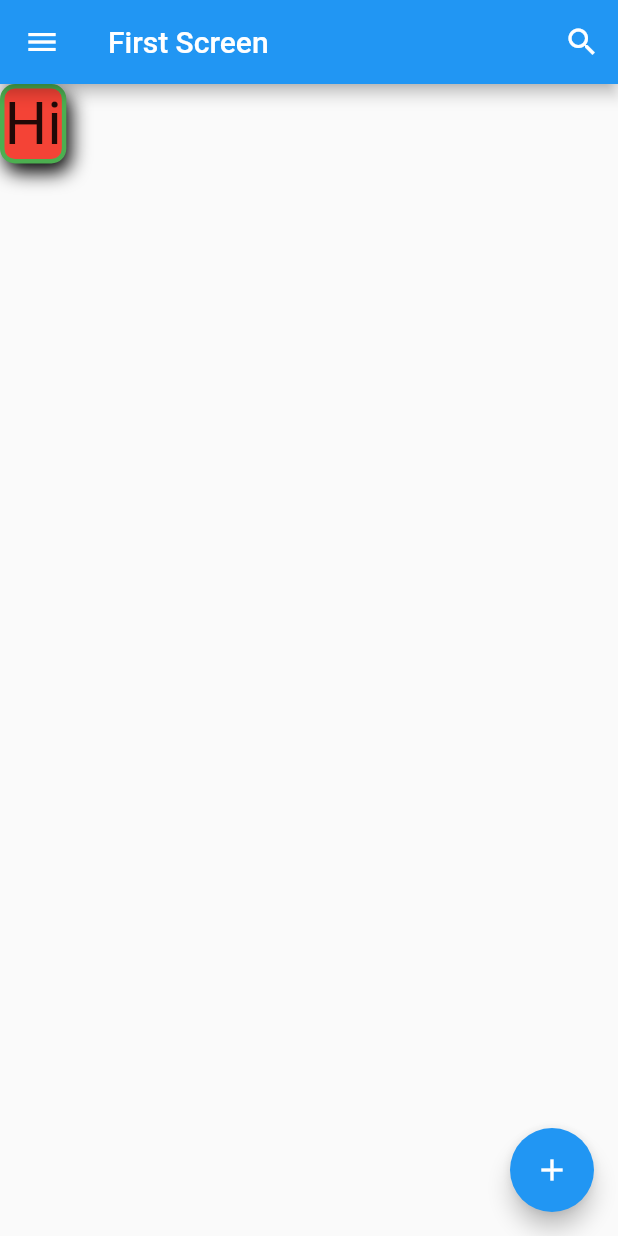
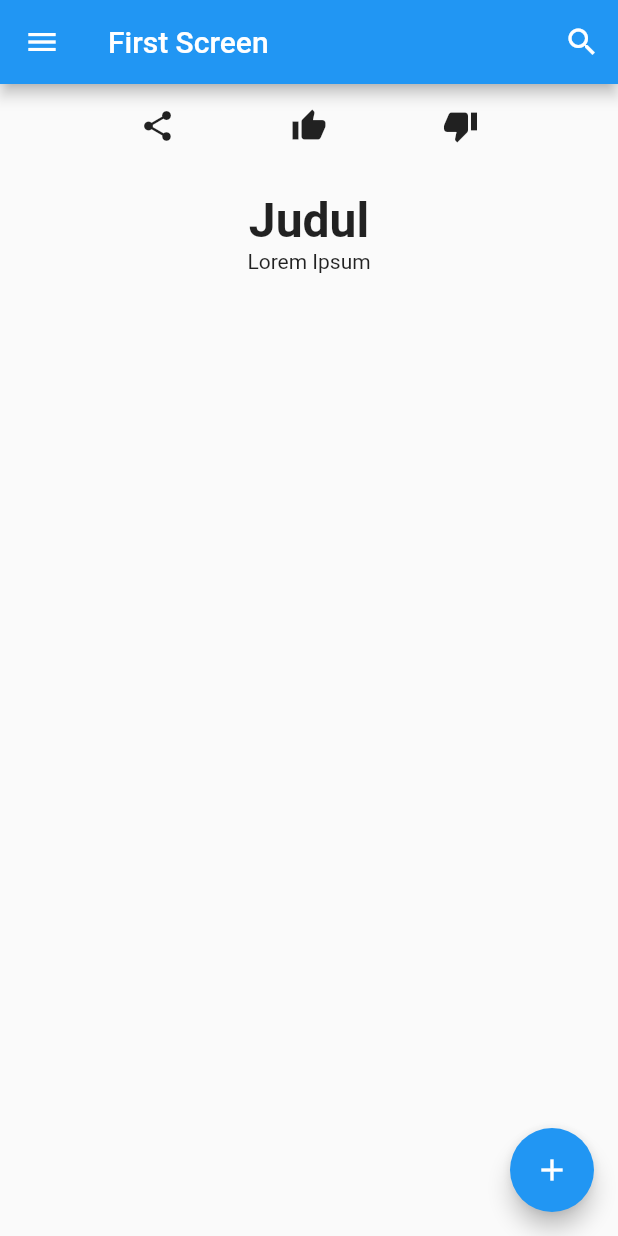
Before and after one commit to aldyhermawan1/Dicoding-Flutter-HelloWorld, a Flutter app: the screen it shows after launch, on a phone screen of 412 x 824 dp. Run offline on Flutter 3.47's test engine with Material 2 defaults, Android fonts, the phone set to English and light mode, and no system bars.

Commit message:
Row and Column

```diff
--- a/lib/main.dart
+++ b/lib/main.dart
@@ -42,23 +42,32 @@ class FirstScreen extends StatelessWidget {
           onPressed: () {},
         ),
       ),
-      body: Container(
-        decoration: BoxDecoration(
-          color: Colors.red,
-          border: Border.all(color: Colors.green, width: 3),
-          borderRadius: BorderRadius.circular(10),
-          boxShadow: const [
-            BoxShadow(
-              color: Colors.black,
-              offset: Offset(3, 6),
-              blurRadius: 10,
-            )
-          ]
-        ),
-        child: const Text(
-          'Hi',
-          style: TextStyle(fontSize: 40),
-        ),
+      body: Column(
+        children: [
+          Padding(
+            padding: const EdgeInsets.all(16),
+            child: Row(
+              mainAxisAlignment: MainAxisAlignment.spaceEvenly,
+              children: const [
+                Icon(Icons.share),
+                Icon(Icons.thumb_up),
+                Icon(Icons.thumb_down),
+              ],
+            ),
+          ),
+          Padding(
+            padding: const EdgeInsets.all(16),
+            child: Column(
+              children: const [
+                Text(
+                  'Judul',
+                  style: TextStyle(fontSize: 32, fontWeight: FontWeight.bold),
+                ),
+                Text('Lorem Ipsum')
+              ],
+            ),
+          )
+        ],
       ),
       floatingActionButton: FloatingActionButton(
         child: const Icon(Icons.add),
```
